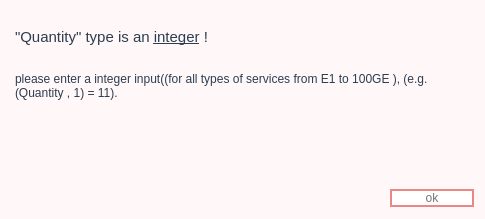
First picture: the form in Ui_files/new_ui/Quantity_type_error.ui, repository farzad1132/NetPlanner, before the edit.
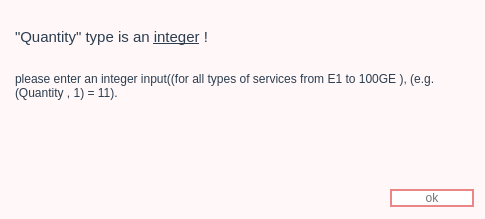
Second picture: the form after the edit. Icons and pictures are not drawn.

The edit to the form file:
```diff
--- a/Ui_files/new_ui/Quantity_type_error.ui
+++ b/Ui_files/new_ui/Quantity_type_error.ui
@@ -47,7 +47,7 @@
 &lt;p style=&quot; margin-top:0px; margin-bottom:0px; margin-left:0px; margin-right:0px; -qt-block-indent:0; text-indent:0px;&quot;&gt;&lt;span style=&quot; font-size:11pt;&quot;&gt;&amp;quot;Quantity&amp;quot; type is an &lt;/span&gt;&lt;span style=&quot; font-size:11pt; text-decoration: underline;&quot;&gt;integer&lt;/span&gt;&lt;span style=&quot; font-size:11pt;&quot;&gt; !  &lt;/span&gt;&lt;/p&gt;
 &lt;p style=&quot; margin-top:0px; margin-bottom:0px; margin-left:0px; margin-right:0px; -qt-block-indent:0; text-indent:0px;&quot;&gt;&lt;span style=&quot; font-size:8pt;&quot;&gt; &lt;/span&gt;&lt;/p&gt;
 &lt;p style=&quot;-qt-paragraph-type:empty; margin-top:0px; margin-bottom:0px; margin-left:0px; margin-right:0px; -qt-block-indent:0; text-indent:0px; font-size:8pt;&quot;&gt;&lt;br /&gt;&lt;/p&gt;
-&lt;p style=&quot; margin-top:0px; margin-bottom:0px; margin-left:0px; margin-right:0px; -qt-block-indent:0; text-indent:0px;&quot;&gt;&lt;span style=&quot; font-size:9pt;&quot;&gt;please enter a integer input((for all types of services from E1 to 100GE ), (e.g. (Quantity , 1) = 11).&lt;/span&gt;&lt;/p&gt;&lt;/body&gt;&lt;/html&gt;</string>
+&lt;p style=&quot; margin-top:0px; margin-bottom:0px; margin-left:0px; margin-right:0px; -qt-block-indent:0; text-indent:0px;&quot;&gt;&lt;span style=&quot; font-size:9pt;&quot;&gt;please enter an integer input((for all types of services from E1 to 100GE ), (e.g. (Quantity , 1) = 11).&lt;/span&gt;&lt;/p&gt;&lt;/body&gt;&lt;/html&gt;</string>
      </property>
     </widget>
    </item>
```
Left out of the diff: 8 changed lines with no effect on the pictures.
